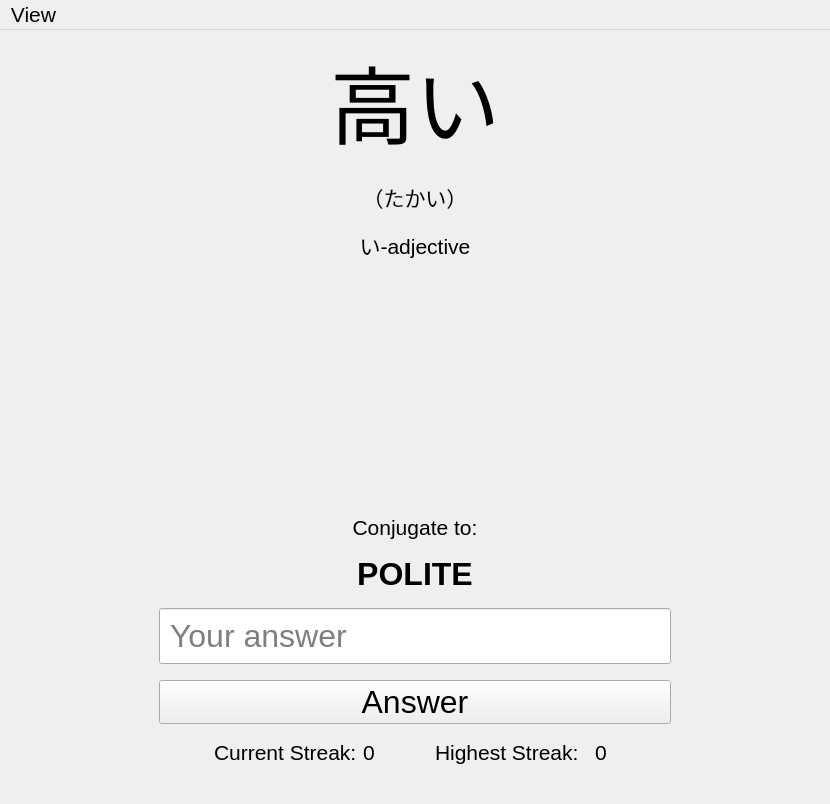
This is ui/kaeru.ui in purewave0/kaeru as Qt 5 draws it before an edit. The edited form follows.
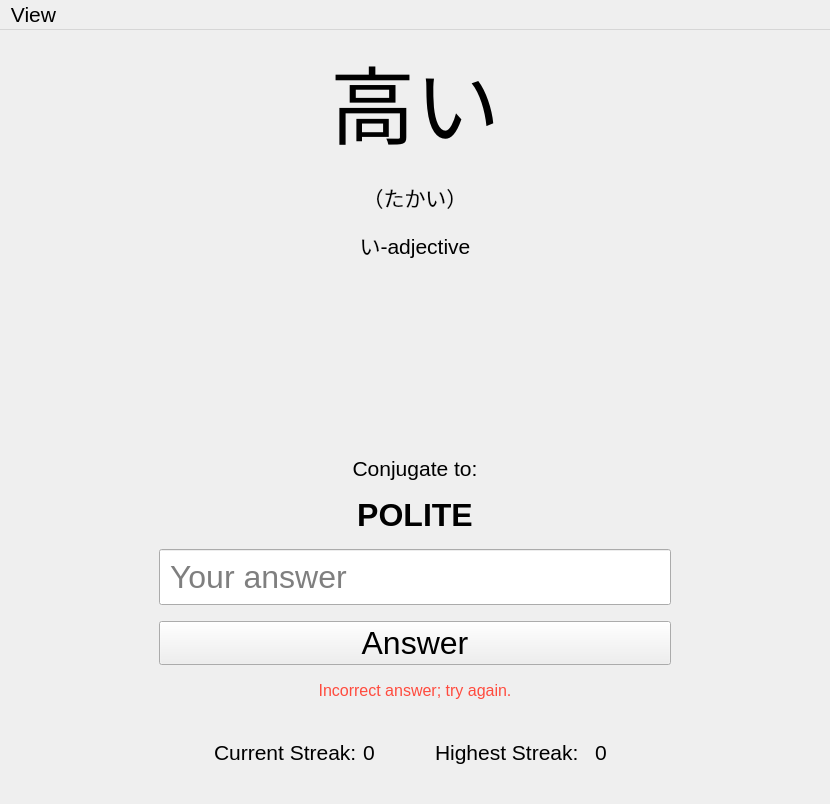
This is the edited form.

Commit message: feat(ui): show feedback when the answer is incorrect

Patch:
```diff
--- a/ui/kaeru.ui
+++ b/ui/kaeru.ui
@@ -198,6 +198,52 @@
       </item>
      </layout>
     </item>
+    <item>
+     <widget class="QLabel" name="feedback">
+      <property name="enabled">
+       <bool>true</bool>
+      </property>
+      <property name="font">
+       <font>
+        <pointsize>12</pointsize>
+       </font>
+      </property>
+      <property name="toolTip">
+       <string/>
+      </property>
+      <property name="statusTip">
+       <string/>
+      </property>
+      <property name="whatsThis">
+       <string/>
+      </property>
+      <property name="styleSheet">
+       <string notr="true">color: #ff4b3e</string>
+      </property>
+      <property name="text">
+       <string>Incorrect answer; try again.</string>
+      </property>
+      <property name="alignment">
+       <set>Qt::AlignmentFlag::AlignCenter</set>
+      </property>
+     </widget>
+    </item>
+    <item>
+     <spacer name="verticalSpacer_2">
+      <property name="orientation">
+       <enum>Qt::Orientation::Vertical</enum>
+      </property>
+      <property name="sizeType">
+       <enum>QSizePolicy::Policy::Fixed</enum>
+      </property>
+      <property name="sizeHint" stdset="0">
+       <size>
+        <width>20</width>
+        <height>24</height>
+       </size>
+      </property>
+     </spacer>
+    </item>
     <item>
      <layout class="QHBoxLayout" name="score_section">
       <property name="sizeConstraint">
```
The commit also changes 2 other files.
